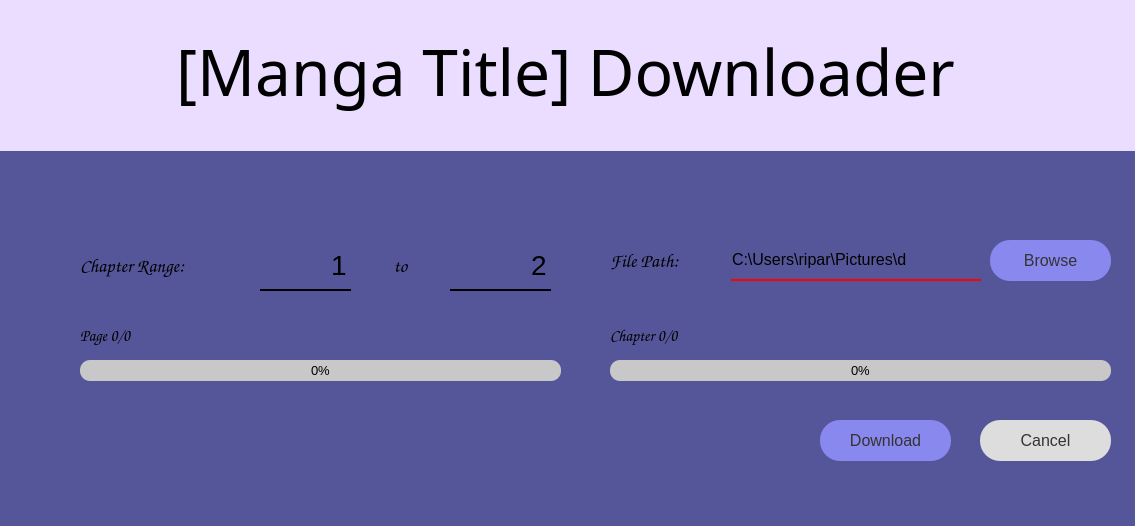
The window that mangaGUI.ui (ArunJayaraman95/MangaPy) describes before a commit, drawn with Qt 5.
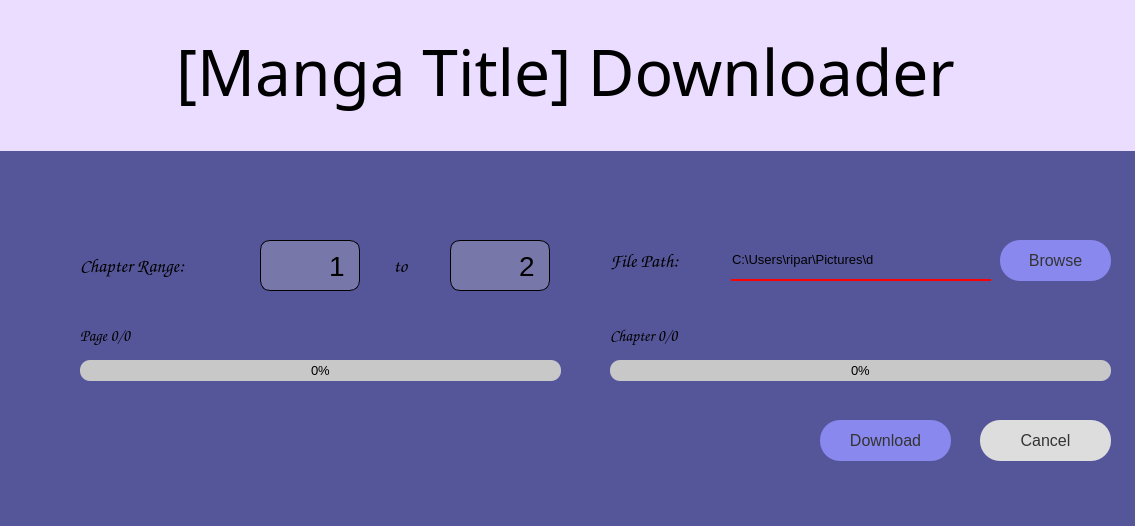
The same window after the commit.

Commit message:
Page offset and chapter adjustments done
Added a message popup box if range is invalid instead of the changing inputs we had before.

```diff
--- a/mangaGUI.ui
+++ b/mangaGUI.ui
@@ -89,13 +89,13 @@
     <rect>
      <x>730</x>
      <y>240</y>
-     <width>251</width>
+     <width>261</width>
      <height>41</height>
     </rect>
    </property>
    <property name="font">
     <font>
-     <pointsize>12</pointsize>
+     <pointsize>10</pointsize>
     </font>
    </property>
    <property name="styleSheet">
@@ -133,7 +133,7 @@
     <rect>
      <x>260</x>
      <y>240</y>
-     <width>91</width>
+     <width>100</width>
      <height>51</height>
     </rect>
    </property>
@@ -150,8 +150,10 @@
    </property>
    <property name="styleSheet">
     <string notr="true">QSpinBox {
-border: none;
-border-bottom: 2px solid black;
+  background-color: #77A;
+  border-radius: 10px; 
+  padding: 10px;
+  border: 1px solid black;
 }</string>
    </property>
    <property name="alignment">
@@ -194,7 +196,7 @@
     <rect>
      <x>450</x>
      <y>240</y>
-     <width>101</width>
+     <width>100</width>
      <height>51</height>
     </rect>
    </property>
@@ -205,8 +207,10 @@
    </property>
    <property name="styleSheet">
     <string notr="true">QSpinBox {
-border: none;
-border-bottom: 2px solid black;
+  background-color: #77A;
+  border-radius: 10px; 
+  padding: 10px;
+  border: 1px solid black;
 }</string>
    </property>
    <property name="alignment">
@@ -344,9 +348,9 @@
   <widget class="QPushButton" name="browseButton">
    <property name="geometry">
     <rect>
-     <x>990</x>
+     <x>1000</x>
      <y>240</y>
-     <width>121</width>
+     <width>111</width>
      <height>41</height>
     </rect>
    </property>
```
The commit also changes 1 other file.
